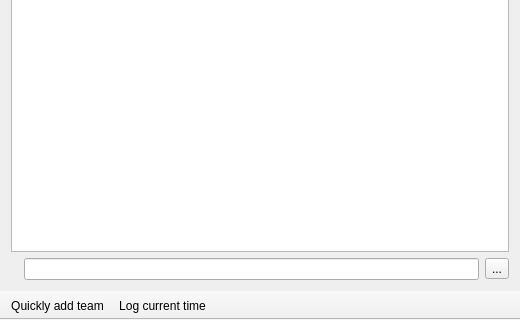
Above: mainwindow.ui from FrankMamuda/ketoevent before the change; both pictures show x 0 to 520 and y 160 to 480 of the 520 by 480 pixel window. Below: the same form after it.
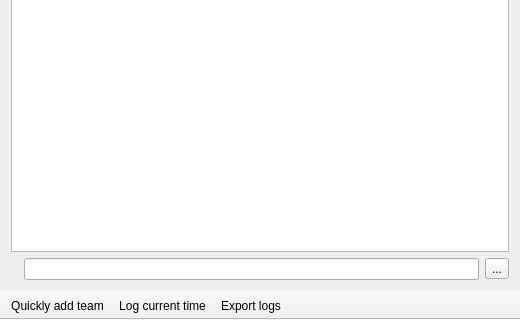
That is the form after the change. Icons and pictures are not drawn. Custom widgets are drawn as their Qt base class.

Commit message: add log export in debug mode

Patch:
```diff
--- a/mainwindow.ui
+++ b/mainwindow.ui
@@ -175,6 +175,7 @@
    </attribute>
    <addaction name="actionAddQuick"/>
    <addaction name="actionLogTime"/>
+   <addaction name="actionExport_logs"/>
   </widget>
   <action name="actionTeams">
    <property name="icon">
@@ -278,6 +279,15 @@
     <string>About</string>
    </property>
   </action>
+  <action name="actionExport_logs">
+   <property name="icon">
+    <iconset resource="resources.qrc">
+     <normaloff>:/icons/export</normaloff>:/icons/export</iconset>
+   </property>
+   <property name="text">
+    <string>Export logs</string>
+   </property>
+  </action>
  </widget>
  <layoutdefault spacing="6" margin="11"/>
  <customwidgets>
```
The commit also changes 2 other files.
